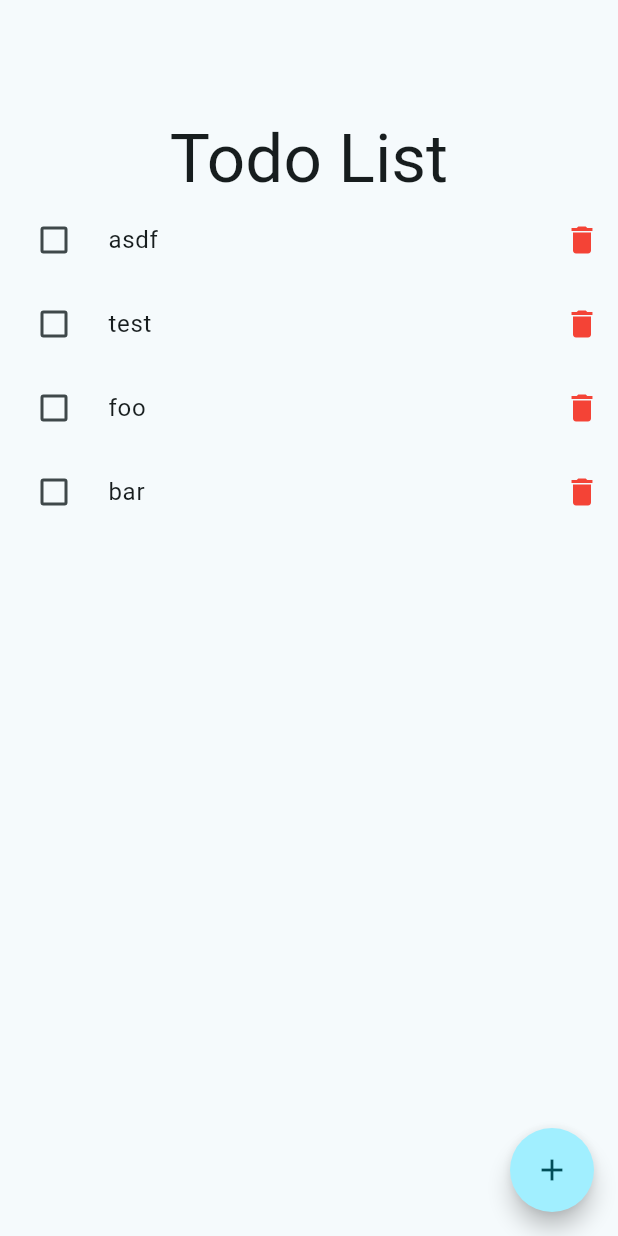
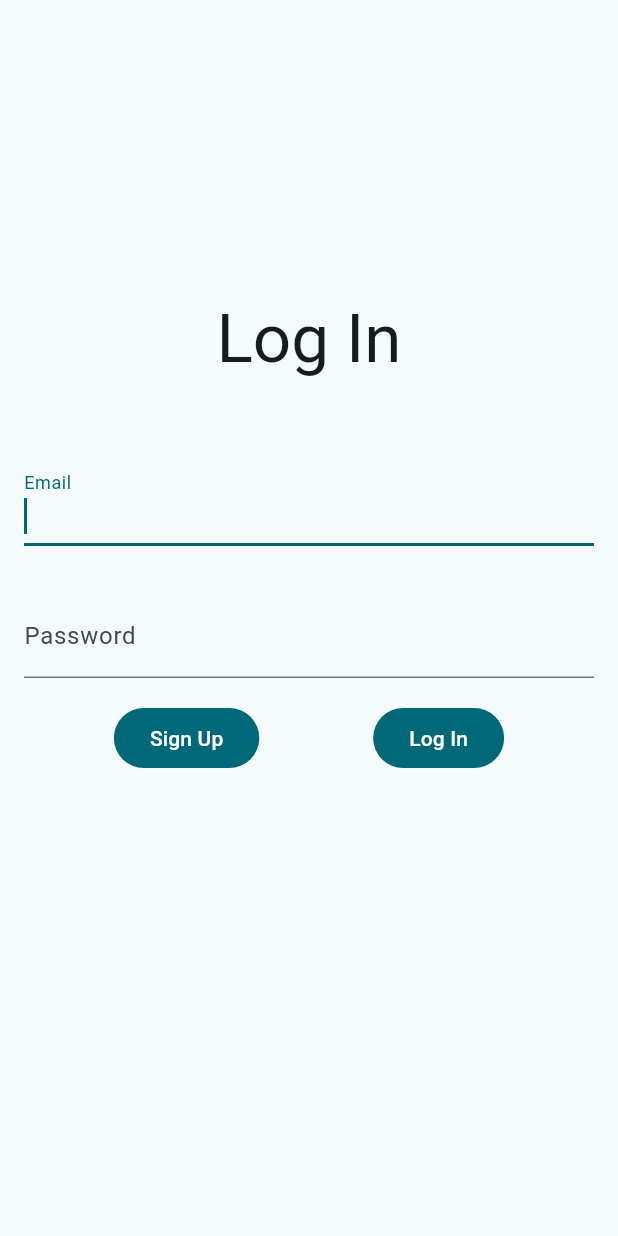
Before and after one commit to lxkedinh/flutter_bootstrap, a Flutter app: the screen it shows after launch, on a phone screen of 412 x 824 dp. Run offline on Flutter 3.47's test engine with Material 3 defaults, Android fonts, the phone set to English and light mode, and no system bars; our stand-ins replace firebase_auth, firebase_core; accounts and stored records are empty.

```diff
--- /dev/null
+++ b/lib/auth/login_screen.dart
@@ -0,0 +1,140 @@
+import 'package:firebase_auth/firebase_auth.dart';
+import 'package:flutter/material.dart';
+import 'package:flutter_bootstrap/dialogs.dart';
+import 'package:flutter_bootstrap/todo_list/todo_list_screen.dart';
+
+class LoginScreen extends StatefulWidget {
+  const LoginScreen({super.key});
+
+  @override
+  State<StatefulWidget> createState() => _LoginScreenState();
+}
+
+class _LoginScreenState extends State<LoginScreen> {
+  final emailController = TextEditingController();
+  final passwordController = TextEditingController();
+  final _formKey = GlobalKey<FormState>();
+
+  @override
+  void dispose() {
+    emailController.dispose();
+    passwordController.dispose();
+    super.dispose();
+  }
+
+  @override
+  Widget build(BuildContext context) {
+    return Scaffold(
+      resizeToAvoidBottomInset: false,
+      body: Form(
+        key: _formKey,
+        child: Column(
+          mainAxisAlignment: MainAxisAlignment.start,
+          crossAxisAlignment: CrossAxisAlignment.center,
+          children: [
+            Container(
+                margin: const EdgeInsets.only(top: 200.0, bottom: 40.0),
+                child: Text("Log In",
+                    style: Theme.of(context).textTheme.displayMedium)),
+            Padding(
+              padding: const EdgeInsets.symmetric(horizontal: 16, vertical: 16),
+              child: TextFormField(
+                autofocus: true,
+                controller: emailController,
+                decoration: const InputDecoration(
+                  border: UnderlineInputBorder(),
+                  labelText: 'Email',
+                ),
+                validator: (email) {
+                  if (email == null || email == "") {
+                    return "No email entered";
+                  }
+
+                  bool isEmailValid = RegExp(
+                          r"^[a-zA-Z0-9.a-zA-Z0-9!#$%&'*+-/=?^_`{|}~]+@[a-zA-Z0-9]+\.[a-zA-Z]+")
+                      .hasMatch(email);
+                  if (!isEmailValid) {
+                    return "Invalid email entered";
+                  }
+
+                  return null;
+                },
+              ),
+            ),
+            Padding(
+              padding: const EdgeInsets.symmetric(horizontal: 16, vertical: 16),
+              child: TextFormField(
+                controller: passwordController,
+                decoration: const InputDecoration(
+                  border: UnderlineInputBorder(),
+                  labelText: 'Password',
+                ),
+                obscureText: true,
+                validator: (password) {
+                  if (password == null || password == "") {
+                    return "Please enter a password.";
+                  }
+
+                  return null;
+                },
+              ),
+            ),
+            Row(
+              mainAxisAlignment: MainAxisAlignment.spaceEvenly,
+              crossAxisAlignment: CrossAxisAlignment.center,
+              children: [
+                FilledButton(
+                  onPressed: () async {
+                    if (_formKey.currentState!.validate()) {
+                      try {
+                        final credential = await FirebaseAuth.instance
+                            .createUserWithEmailAndPassword(
+                                email: emailController.text,
+                                password: passwordController.text);
+
+                        showAlertDialog(
+                            context, "Account successfully created!");
+                      } on FirebaseAuthException catch (e) {
+                        if (e.code == "weak-password") {
+                          showAlertDialog(
+                              context, "Your password is too weak.");
+                        } else if (e.code == "email-already-in-use") {
+                          showAlertDialog(
+                              context, "The email is already in use.");
+                        }
+                      }
+                    }
+                  },
+                  child: const Text("Sign Up"),
+                ),
+                FilledButton(
+                    onPressed: () async {
+                      if (_formKey.currentState!.validate()) {
+                        try {
+                          final credential = await FirebaseAuth.instance
+                              .signInWithEmailAndPassword(
+                                  email: emailController.text,
+                                  password: passwordController.text);
+
+                          Navigator.of(context).push(MaterialPageRoute(
+                              builder: (context) => const TodoListScreen()));
+                        } on FirebaseAuthException catch (e) {
+                          if (e.code == "user-not-found") {
+                            showAlertDialog(context,
+                                "There is no account with that email.");
+                          } else if (e.code == "wrong-password") {
+                            showAlertDialog(
+                                context, "Password is missing or incorrect.");
+                          }
+                        }
+                      }
+                    },
+                    child: const Text("Log In")),
+              ],
+            )
+          ],
+        ),
+      ),
+    );
+  }
+}
--- a/lib/main.dart
+++ b/lib/main.dart
@@ -1,8 +1,8 @@
 import 'package:firebase_core/firebase_core.dart';
 import 'package:flutter/material.dart';
+import 'package:flutter_bootstrap/auth/login_screen.dart';
 import 'package:flutter_bootstrap/firebase_options.dart';
 import 'package:flutter_bootstrap/todo_list/todo_list_model.dart';
-import 'package:flutter_bootstrap/todo_list/todo_list_screen.dart';
 import 'package:provider/provider.dart';
 
 void main() async {
@@ -44,7 +44,7 @@ class MyApp extends StatelessWidget {
         colorScheme: ColorScheme.fromSeed(seedColor: Colors.cyan),
         useMaterial3: true,
       ),
-      home: const TodoListScreen(),
+      home: const LoginScreen(),
     );
   }
 }
--- a/pubspec.yaml
+++ b/pubspec.yaml
@@ -39,6 +39,7 @@ dependencies:
   provider: ^6.1.2
   firebase_core: ^3.5.0
   firebase_auth: ^5.3.0
+  firebase_database: ^11.1.3
 
 dev_dependencies:
   flutter_test:
```
Also changed, not shown: lib/dialogs.dart (added, +15 -0 lines), pubspec.lock, 2 other files.
